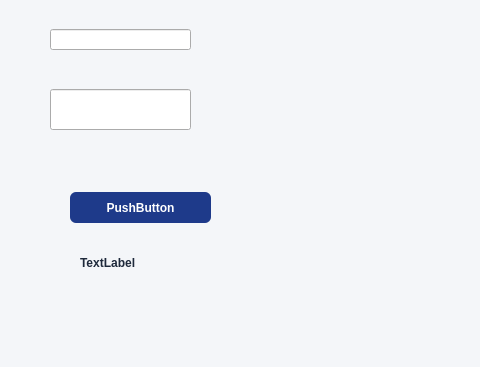
Old version of the form vista/ui/ventana_login.ui in the repository santiagoagudelo17-stack/neurolens; both pictures show x 0 to 480 and y 0 to 367 of the 800 by 600 pixel window.
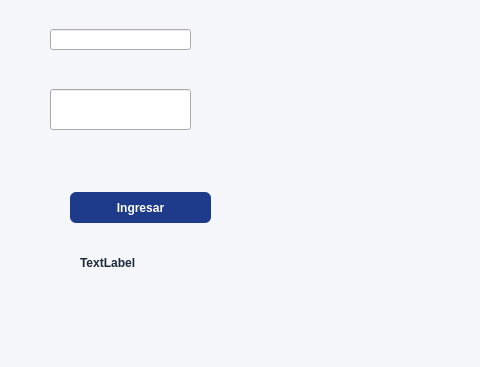
New version of the form.

```diff
--- a/vista/ui/ventana_login.ui
+++ b/vista/ui/ventana_login.ui
@@ -50,7 +50,7 @@
      </rect>
     </property>
     <property name="text">
-     <string>PushButton</string>
+     <string>Ingresar</string>
     </property>
    </widget>
    <widget class="QLabel" name="labelEstado">
```
